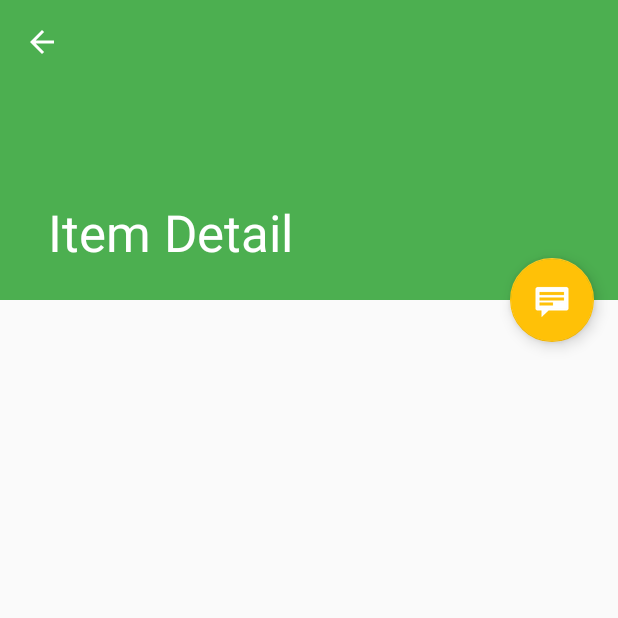
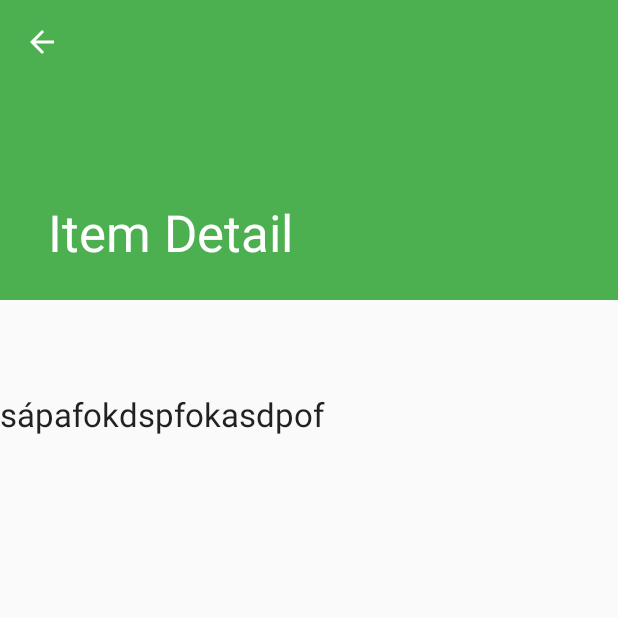
Before and after one commit to cszsm/ShoppingList, an Android app: the ItemDetailActivity screen opened directly, with no data from a screen before it, on a phone screen of 412 x 824 dp, the top half of it. Run offline under Robolectric (Android 15) with nearby library versions, the phone set to English and light mode, and no system bars; 3 statements that could not run were skipped.

```diff
--- a/app/build.gradle
+++ b/app/build.gradle
@@ -29,4 +29,6 @@ dependencies {
 
     compile 'com.jakewharton:butterknife:8.0.1'
     compile 'com.github.satyan:sugar:1.4'
+    compile 'com.google.android.gms:play-services-location:8.4.0'
+    compile 'com.google.android.gms:play-services-maps:8.4.0'
 }
--- a/app/src/main/java/com/zscseh93/ItemDetailActivity.java
+++ b/app/src/main/java/com/zscseh93/ItemDetailActivity.java
@@ -25,14 +25,14 @@ public class ItemDetailActivity extends AppCompatActivity {
         Toolbar toolbar = (Toolbar) findViewById(R.id.detail_toolbar);
         setSupportActionBar(toolbar);
 
-        FloatingActionButton fab = (FloatingActionButton) findViewById(R.id.fab);
-        fab.setOnClickListener(new View.OnClickListener() {
-            @Override
-            public void onClick(View view) {
-                Snackbar.make(view, "Replace with your own detail action", Snackbar.LENGTH_LONG)
-                        .setAction("Action", null).show();
-            }
-        });
+//        FloatingActionButton fab = (FloatingActionButton) findViewById(R.id.fab);
+//        fab.setOnClickListener(new View.OnClickListener() {
+//            @Override
+//            public void onClick(View view) {
+//                Snackbar.make(view, "Replace with your own detail action", Snackbar.LENGTH_LONG)
+//                        .setAction("Action", null).show();
+//            }
+//        });
 
         // Show the Up button in the action bar.
         ActionBar actionBar = getSupportActionBar();
--- a/app/src/main/java/com/zscseh93/ItemListActivity.java
+++ b/app/src/main/java/com/zscseh93/ItemListActivity.java
@@ -10,11 +10,14 @@ import android.support.v7.app.AppCompatActivity;
 import android.support.v7.widget.RecyclerView;
 import android.support.v7.widget.Toolbar;
 import android.support.v7.widget.helper.ItemTouchHelper;
+import android.util.Log;
 import android.view.LayoutInflater;
 import android.view.View;
 import android.view.ViewGroup;
 import android.widget.TextView;
 
+import com.google.android.gms.location.places.PlacePhotoMetadata;
+import com.google.android.gms.location.places.ui.PlacePicker;
 import com.zscseh93.data.Item;
 
 import java.util.List;
--- a/app/src/main/res/layout/activity_item_detail.xml
+++ b/app/src/main/res/layout/activity_item_detail.xml
@@ -35,12 +35,12 @@
     </android.support.design.widget.AppBarLayout>
 
     <android.support.v4.widget.NestedScrollView
-        android:id="@+id/item_detail_container"
         android:layout_width="match_parent"
         android:layout_height="match_parent"
+        android:id="@+id/item_detail_container"
         app:layout_behavior="@string/appbar_scrolling_view_behavior"/>
 
-    <android.support.design.widget.FloatingActionButton
+    <!--<android.support.design.widget.FloatingActionButton
         android:id="@+id/fab"
         android:layout_width="wrap_content"
         android:layout_height="wrap_content"
@@ -48,6 +48,6 @@
         android:layout_margin="@dimen/fab_margin"
         android:src="@android:drawable/stat_notify_chat"
         app:layout_anchor="@+id/item_detail_container"
-        app:layout_anchorGravity="top|end"/>
+        app:layout_anchorGravity="top|end"/>-->
 
 </android.support.design.widget.CoordinatorLayout>
--- a/app/src/main/res/layout/item_detail.xml
+++ b/app/src/main/res/layout/item_detail.xml
@@ -1,9 +1,24 @@
-<TextView android:id="@+id/item_detail"
+<LinearLayout
+    xmlns:android="http://schemas.android.com/apk/res/android"
+    android:layout_width="match_parent"
+    android:layout_height="match_parent"
+    android:orientation="vertical">
+
+    <TextView
+        android:id="@+id/tvPlaceName"
         style="?android:attr/textAppearanceLarge"
         xmlns:android="http://schemas.android.com/apk/res/android"
         xmlns:tools="http://schemas.android.com/tools"
         android:layout_width="match_parent"
-          android:layout_height="match_parent"
+        android:layout_height="wrap_content"
         android:padding="16dp"
         android:textIsSelectable="true"
         tools:context="com.zscseh93.ItemDetailFragment"/>
+
+    <TextView
+        android:id="@+id/tvPlaceAddress"
+        style="?android:attr/textAppearanceLarge"
+        android:layout_width="match_parent"
+        android:layout_height="wrap_content"
+        android:text="sápafokdspfokasdpof"/>
+</LinearLayout>
--- a/app/src/main/res/values/styles.xml
+++ b/app/src/main/res/values/styles.xml
@@ -6,6 +6,7 @@
         <item name="colorPrimary">@color/primary</item>
         <item name="colorPrimaryDark">@color/primaryDark</item>
         <item name="colorAccent">@color/accent</item>
+        <item name="android:textColor">@color/primaryText</item>
     </style>
 
     <style name="AppTheme.NoActionBar">
```
Also changed, not shown: app/src/main/AndroidManifest.xml (+7 -1 lines), app/src/main/java/com/zscseh93/ItemCreateFragment.java (+50 -5 lines), app/src/main/java/com/zscseh93/ItemDetailFragment.java (+14 -4 lines), app/src/main/java/com/zscseh93/data/Item.java (+31 -0 lines), app/src/main/res/layout/item_create.xml (+15 -6 lines). Lines whose indentation alone changed are shown as unchanged.
